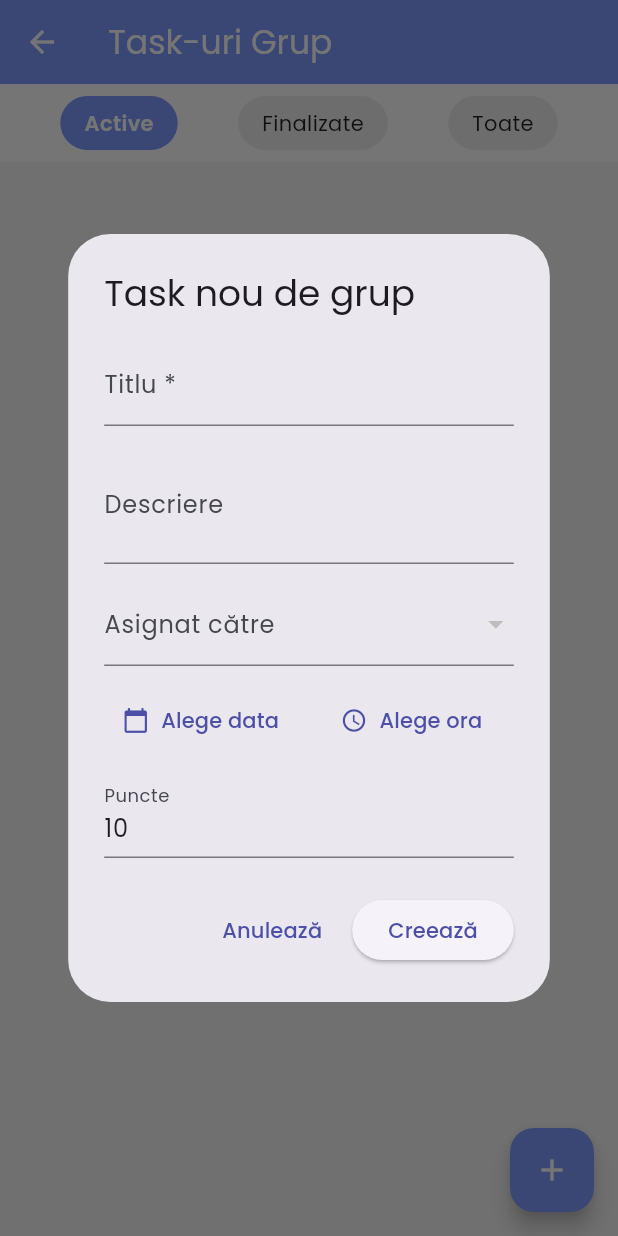
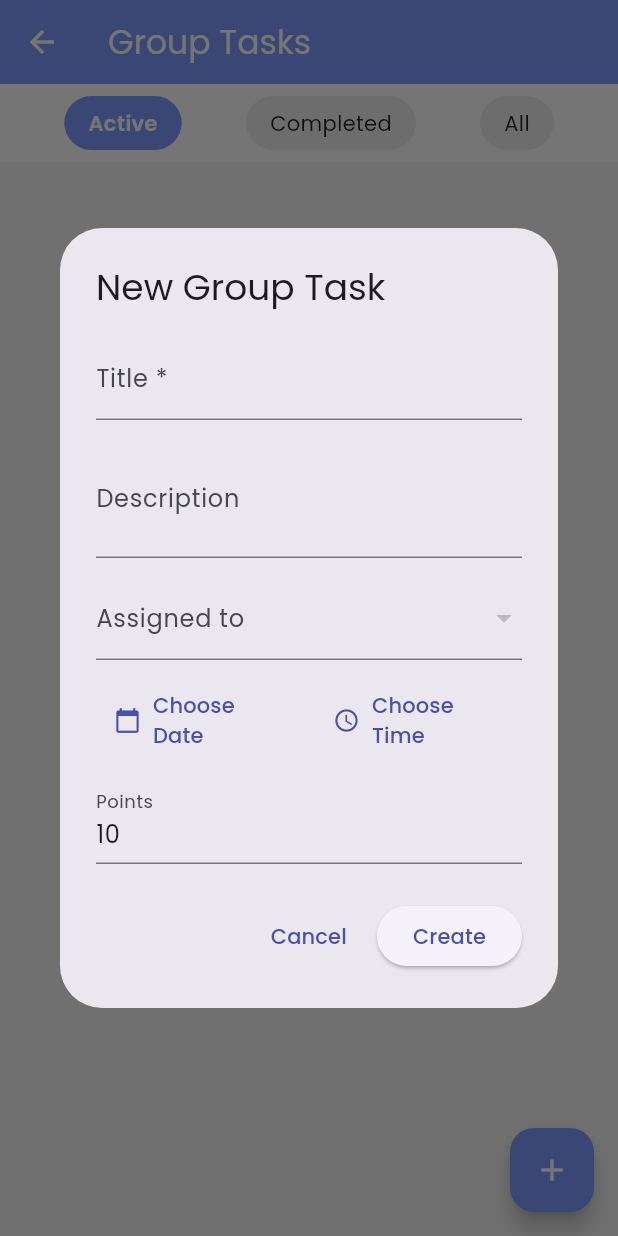
Before and after one commit to cristinapetea/Licenta, a Flutter app: the GroupTasksPage screen opened directly with empty values, after a tap on the "add" icon, on a phone screen of 412 x 824 dp. Run offline on Flutter 3.47's test engine with Material 3 defaults, Android fonts, the phone set to English and light mode, and no system bars; our stand-ins replace google_fonts; network calls fail.

Commit message:
modified group tasks

```diff
--- a/client/lib/pages/group_tasks_page.dart
+++ b/client/lib/pages/group_tasks_page.dart
@@ -107,25 +107,25 @@ class _GroupTasksPageState extends State<GroupTasksPage> {
       context: context,
       builder: (dialogContext) => StatefulBuilder(
         builder: (ctx, setDialogState) => AlertDialog(
-          title: const Text('Task nou de grup'),
+          title: const Text('New Group Task'),
           content: SingleChildScrollView(
             child: Column(
               mainAxisSize: MainAxisSize.min,
               children: [
                 TextField(
                   controller: titleCtrl,
-                  decoration: const InputDecoration(labelText: 'Titlu *'),
+                  decoration: const InputDecoration(labelText: 'Title *'),
                 ),
                 const SizedBox(height: 12),
                 TextField(
                   controller: descCtrl,
-                  decoration: const InputDecoration(labelText: 'Descriere'),
+                  decoration: const InputDecoration(labelText: 'Description'),
                   maxLines: 2,
                 ),
                 const SizedBox(height: 12),
                 DropdownButtonFormField<String>(
                   value: selectedMember,
-                  decoration: const InputDecoration(labelText: 'Asignat către'),
+                  decoration: const InputDecoration(labelText: 'Assigned to'),
                   items: _members.map<DropdownMenuItem<String>>((m) {
                     return DropdownMenuItem(
                       value: m['id'].toString(),
@@ -138,7 +138,7 @@ class _GroupTasksPageState extends State<GroupTasksPage> {
                 Row(
                   children: [
                     Expanded(
-                      child:                       TextButton.icon(
+                      child: TextButton.icon(
                         onPressed: () async {
                           final date = await showDatePicker(
                             context: dialogContext,
@@ -154,13 +154,13 @@ class _GroupTasksPageState extends State<GroupTasksPage> {
                         label: Text(
                           selectedDate != null
                               ? '${selectedDate!.day}/${selectedDate!.month}/${selectedDate!.year}'
-                              : 'Alege data',
+                              : 'Choose Date',
                         ),
                       ),
                     ),
                     const SizedBox(width: 8),
                     Expanded(
-                      child:                       TextButton.icon(
+                      child: TextButton.icon(
                         onPressed: () async {
                           final time = await showTimePicker(
                             context: dialogContext,
@@ -174,7 +174,7 @@ class _GroupTasksPageState extends State<GroupTasksPage> {
                         label: Text(
                           selectedTime != null
                               ? '${selectedTime!.hour}:${selectedTime!.minute.toString().padLeft(2, '0')}'
-                              : 'Alege ora',
+                              : 'Choose Time',
                         ),
                       ),
                     ),
@@ -183,7 +183,7 @@ class _GroupTasksPageState extends State<GroupTasksPage> {
                 const SizedBox(height: 12),
                 TextField(
                   controller: pointsCtrl,
-                  decoration: const InputDecoration(labelText: 'Puncte'),
+                  decoration: const InputDecoration(labelText: 'Points'),
                   keyboardType: TextInputType.number,
                 ),
               ],
@@ -192,7 +192,7 @@ class _GroupTasksPageState extends State<GroupTasksPage> {
           actions: [
             TextButton(
               onPressed: () => Navigator.pop(dialogContext),
-              child: const Text('Anulează'),
+              child: const Text('Cancel'),
             ),
             ElevatedButton(
               onPressed: () async {
@@ -209,9 +209,16 @@ class _GroupTasksPageState extends State<GroupTasksPage> {
                 if (selectedMember != null && selectedMember!.isNotEmpty) {
                   body['assignedTo'] = selectedMember!;
                 }
-                if (selectedDate != null) body['dueDate'] = selectedDate!.toIso8601String();
+
+                // FIX DATE HERE (VARIANTA 1)
+                if (selectedDate != null) {
+                  body['dueDate'] =
+                      "${selectedDate!.year}-${selectedDate!.month.toString().padLeft(2, '0')}-${selectedDate!.day.toString().padLeft(2, '0')}";
+                }
+
                 if (selectedTime != null) {
-                  body['dueTime'] = '${selectedTime!.hour}:${selectedTime!.minute.toString().padLeft(2, '0')}';
+                  body['dueTime'] =
+                      '${selectedTime!.hour}:${selectedTime!.minute.toString().padLeft(2, '0')}';
                 }
 
                 try {
@@ -232,7 +239,7 @@ class _GroupTasksPageState extends State<GroupTasksPage> {
                   print('Error creating task: $e');
                 }
               },
-              child: const Text('Creează'),
+              child: const Text('Create'),
             ),
           ],
         ),
@@ -247,14 +254,14 @@ class _GroupTasksPageState extends State<GroupTasksPage> {
     return Scaffold(
       backgroundColor: const Color(0xFFF5F5F5),
       appBar: AppBar(
-        title: Text(widget.householdName ?? 'Task-uri Grup'),
+        title: Text(widget.householdName ?? 'Group Tasks'),
         backgroundColor: paleRoyalBlue,
         foregroundColor: Colors.white,
         elevation: 0,
       ),
       body: Column(
         children: [
-          // Filtre
+          // Filters
           Container(
             color: Colors.white,
             padding: const EdgeInsets.symmetric(vertical: 8),
@@ -270,7 +277,7 @@ class _GroupTasksPageState extends State<GroupTasksPage> {
                   },
                 ),
                 _FilterChip(
-                  label: 'Finalizate',
+                  label: 'Completed',
                   selected: _currentFilter == 'completed',
                   onTap: () {
                     setState(() => _currentFilter = 'completed');
@@ -278,7 +285,7 @@ class _GroupTasksPageState extends State<GroupTasksPage> {
                   },
                 ),
                 _FilterChip(
-                  label: 'Toate',
+                  label: 'All',
                   selected: _currentFilter == 'all',
                   onTap: () {
                     setState(() => _currentFilter = 'all');
@@ -289,7 +296,7 @@ class _GroupTasksPageState extends State<GroupTasksPage> {
             ),
           ),
 
-          // Lista task-uri
+          // Task List
           Expanded(
             child: _isLoading
                 ? const Center(child: CircularProgressIndicator())
@@ -300,7 +307,7 @@ class _GroupTasksPageState extends State<GroupTasksPage> {
                           children: const [
                             Icon(Icons.task_alt, size: 64, color: Colors.grey),
                             SizedBox(height: 16),
-                            Text('Niciun task încă', style: TextStyle(color: Colors.grey)),
+                            Text('No tasks yet', style: TextStyle(color: Colors.grey)),
                           ],
                         ),
                       )
@@ -310,7 +317,7 @@ class _GroupTasksPageState extends State<GroupTasksPage> {
                         itemBuilder: (ctx, i) {
                           final task = _tasks[i];
                           final isCompleted = task['status'] == 'completed';
-                          final assignedName = task['assignedTo']?['name'] ?? 'Neasignat';
+                          final assignedName = task['assignedTo']?['name'] ?? 'Unassigned';
 
                           return Card(
                             margin: const EdgeInsets.only(bottom: 12),
@@ -336,16 +343,17 @@ class _GroupTasksPageState extends State<GroupTasksPage> {
                                   const SizedBox(height: 4),
                                   Row(
                                     children: [
-                                      Icon(Icons.person, size: 14, color: Colors.grey),
+                                      const Icon(Icons.person, size: 14, color: Colors.grey),
                                       const SizedBox(width: 4),
-                                      Text(assignedName, style: TextStyle(fontSize: 12)),
+                                      Text(assignedName, style: const TextStyle(fontSize: 12)),
                                       const SizedBox(width: 12),
                                       if (task['dueDate'] != null) ...[
-                                        Icon(Icons.calendar_today, size: 14, color: Colors.grey),
+                                        const Icon(Icons.calendar_today,
+                                            size: 14, color: Colors.grey),
                                         const SizedBox(width: 4),
                                         Text(
                                           _formatDate(task['dueDate']),
-                                          style: TextStyle(fontSize: 12),
+                                          style: const TextStyle(fontSize: 12),
                                         ),
                                       ],
                                     ],
```
